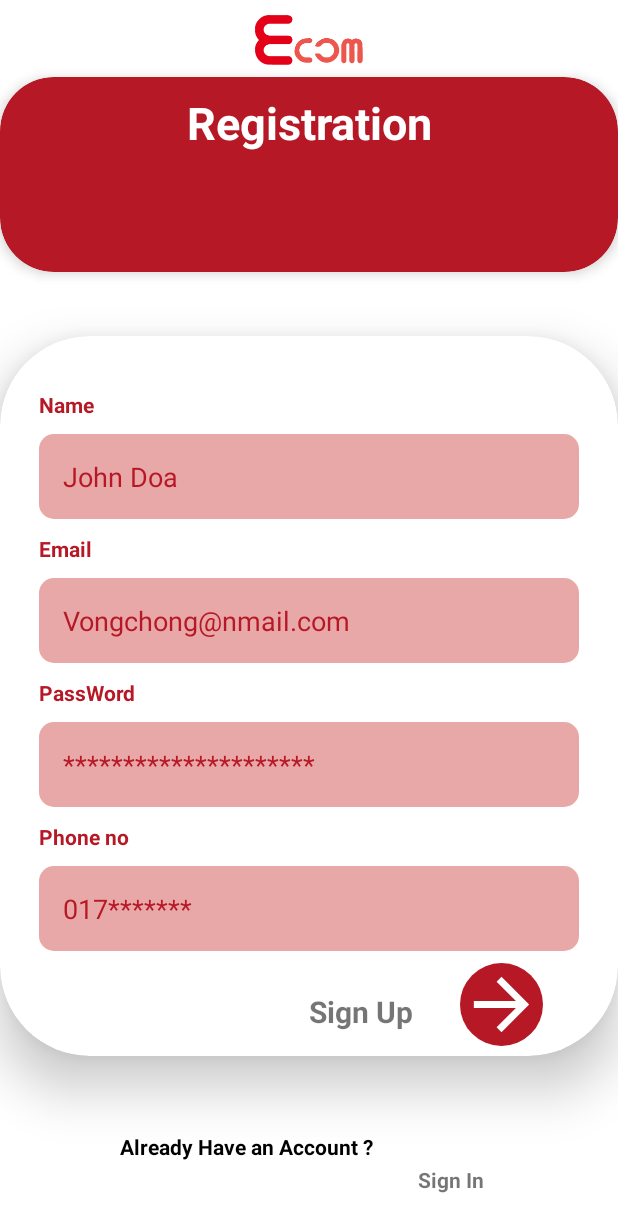
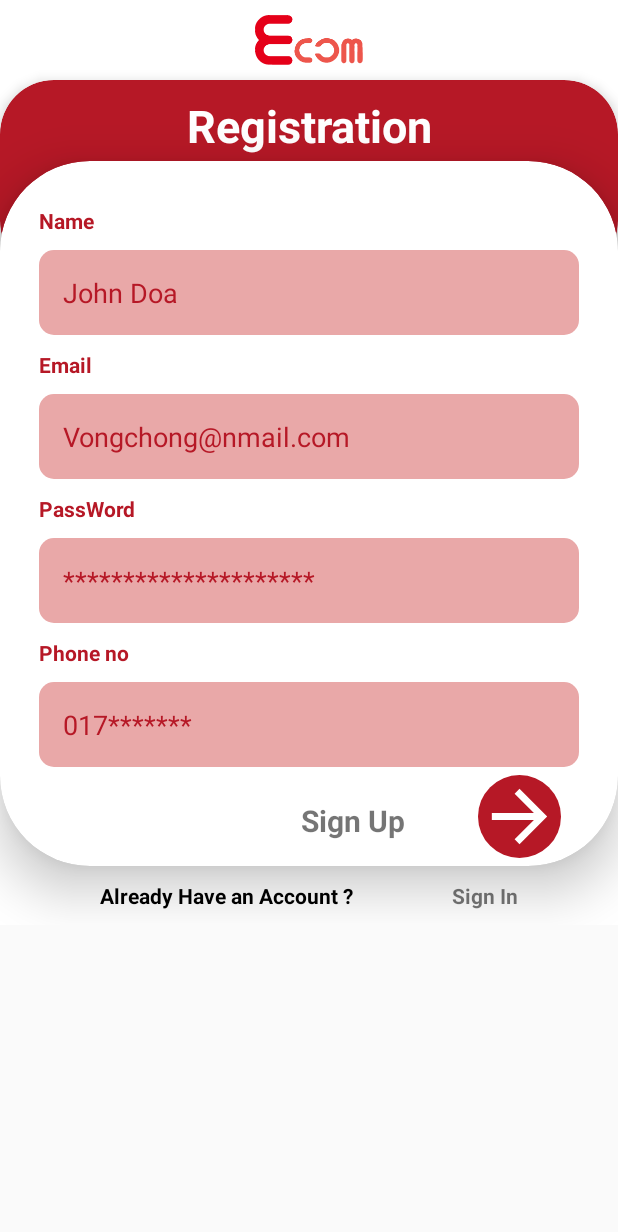
Before and after one commit to tanvir1111/Ecom-1, an Android app: the Registration screen opened directly, with no data from a screen before it, on a phone screen of 412 x 824 dp. Shown: the top 1232 px of the screen. Run offline under Robolectric (Android 15) with nearby library versions, the phone set to English and light mode, and no system bars.

Commit message:
Reg XML for all device responsive

```diff
--- a/Ecom App/app/src/main/res/layout/activity_registration.xml
+++ b/Ecom App/app/src/main/res/layout/activity_registration.xml
@@ -1,12 +1,14 @@
 <?xml version="1.0" encoding="utf-8"?>
+<ScrollView    xmlns:android="http://schemas.android.com/apk/res/android"
+    xmlns:app="http://schemas.android.com/apk/res-auto"
+    xmlns:tools="http://schemas.android.com/tools" tools:context=".Registration" android:layout_height="wrap_content"
+ android:layout_width="match_parent">
+
     <androidx.constraintlayout.widget.ConstraintLayout
-    xmlns:android="http://schemas.android.com/apk/res/android"
-    xmlns:app="http://schemas.android.com/apk/res-auto"
-    xmlns:tools="http://schemas.android.com/tools"
+
         android:layout_width="match_parent"
         android:layout_height="match_parent"
-    android:background="#ffffff"
-    tools:context=".Registration">
+        android:background="#ffffff">
 
         <ImageView
             android:id="@+id/imageView2"
@@ -24,15 +26,16 @@
             android:layout_width="match_parent"
             android:layout_height="130dp"
 
-        android:layout_marginTop="8dp"
+            android:layout_marginTop="10dp"
             android:elevation="6sp"
             app:cardBackgroundColor="@color/colorPrimaryDark"
             app:cardCornerRadius="36dp"
             app:cardElevation="5dp"
-        app:layout_constraintEnd_toEndOf="parent"
-        app:layout_constraintHorizontal_bias="0.0"
-        app:layout_constraintStart_toStartOf="parent"
-        app:layout_constraintTop_toBottomOf="@+id/imageView2">
+            app:layout_constraintBottom_toTopOf="@+id/guideline"
+            app:layout_constraintEnd_toEndOf="@+id/imageView2"
+            app:layout_constraintStart_toStartOf="@+id/imageView2"
+            app:layout_constraintTop_toBottomOf="@+id/imageView2"
+            app:layout_constraintVertical_bias="0.0">
 
             <TextView
                 android:layout_width="match_parent"
@@ -47,29 +50,33 @@
 
         </androidx.cardview.widget.CardView>
 
+        <android.support.constraint.Guideline
+            android:id="@+id/guideline"
+            android:layout_width="0dp"
+            android:layout_height="0dp"
+            android:orientation="horizontal"
+            app:layout_constraintGuide_begin="342dp" />
+
         <androidx.cardview.widget.CardView
-
             android:id="@+id/cardView2"
             android:layout_width="match_parent"
-        android:layout_height="480dp"
-        android:layout_marginBottom="10dp"
+            android:layout_height="wrap_content"
             android:elevation="22sp"
-        android:padding="25dp"
+
             app:cardBackgroundColor="@color/textColor"
             app:cardCornerRadius="60dp"
             app:cardElevation="20dp"
-        app:layout_constraintBottom_toBottomOf="parent"
-        app:layout_constraintEnd_toEndOf="parent"
-        app:layout_constraintHorizontal_bias="0.52"
-        app:layout_constraintStart_toStartOf="parent"
-        app:layout_constraintTop_toTopOf="parent"
-        app:layout_constraintVertical_bias="0.66999996">
+
+
+            app:layout_constraintBottom_toTopOf="@+id/guideline"
+            app:layout_constraintTop_toTopOf="@+id/guideline">
 
             <androidx.constraintlayout.widget.ConstraintLayout
                 android:layout_width="match_parent"
                 android:layout_height="match_parent"
                 android:paddingLeft="26dp"
-            android:paddingTop="36dp"
+                android:paddingTop="30dp"
+
                 android:paddingRight="26dp">
 
                 <TextView
@@ -95,9 +102,9 @@
                     android:hint="John Doa"
                     android:padding="16dp"
                     android:textColorHint="@color/colorPrimaryDark"
-                app:layout_constraintEnd_toEndOf="parent"
+                    app:layout_constraintEnd_toEndOf="@+id/textView"
                     app:layout_constraintHorizontal_bias="0.509"
-                app:layout_constraintStart_toStartOf="parent"
+                    app:layout_constraintStart_toStartOf="@+id/textView"
                     app:layout_constraintTop_toBottomOf="@+id/textView" />
 
                 <TextView
@@ -109,10 +116,11 @@
                     android:textColor="@color/colorPrimaryDark"
                     android:textSize="14sp"
                     android:textStyle="bold"
-                app:layout_constraintEnd_toEndOf="parent"
+                    app:layout_constraintEnd_toEndOf="@+id/name"
                     app:layout_constraintHorizontal_bias="0.509"
-                app:layout_constraintStart_toStartOf="parent"
+                    app:layout_constraintStart_toStartOf="@+id/name"
                     app:layout_constraintTop_toBottomOf="@+id/name" />
+
 
                 <EditText
                     android:id="@+id/emailId"
@@ -124,12 +132,10 @@
                     android:padding="16dp"
                     android:textColorHint="@color/colorPrimaryDark"
                     app:layout_constraintBottom_toBottomOf="parent"
-                app:layout_constraintEnd_toEndOf="parent"
-                app:layout_constraintHorizontal_bias="0.313"
-                app:layout_constraintStart_toStartOf="parent"
+                    app:layout_constraintEnd_toEndOf="@+id/email"
+                    app:layout_constraintStart_toStartOf="@+id/email"
                     app:layout_constraintTop_toBottomOf="@+id/email"
                     app:layout_constraintVertical_bias="0.0" />
-
 
                 <TextView
                     android:id="@+id/password"
@@ -140,10 +146,11 @@
                     android:textColor="@color/colorPrimaryDark"
                     android:textSize="14sp"
                     android:textStyle="bold"
-                app:layout_constraintEnd_toEndOf="parent"
+                    app:layout_constraintEnd_toEndOf="@+id/emailId"
                     app:layout_constraintHorizontal_bias="0.49"
-                app:layout_constraintStart_toStartOf="parent"
+                    app:layout_constraintStart_toStartOf="@+id/emailId"
                     app:layout_constraintTop_toBottomOf="@+id/emailId" />
+
 
                 <EditText
                     android:id="@+id/passwordId"
@@ -156,12 +163,11 @@
                     android:padding="16dp"
                     android:textColorHint="@color/colorPrimaryDark"
                     app:layout_constraintBottom_toBottomOf="parent"
-                app:layout_constraintEnd_toEndOf="parent"
-                app:layout_constraintHorizontal_bias="0.49"
-                app:layout_constraintStart_toStartOf="parent"
+                    app:layout_constraintEnd_toEndOf="@+id/password"
+                    app:layout_constraintHorizontal_bias="0.0"
+                    app:layout_constraintStart_toStartOf="@+id/password"
                     app:layout_constraintTop_toBottomOf="@+id/password"
                     app:layout_constraintVertical_bias="0.0" />
-
 
                 <TextView
                     android:id="@+id/phone"
@@ -172,9 +178,9 @@
                     android:textColor="@color/colorPrimaryDark"
                     android:textSize="14sp"
                     android:textStyle="bold"
-                app:layout_constraintEnd_toEndOf="parent"
+                    app:layout_constraintEnd_toEndOf="@+id/passwordId"
                     app:layout_constraintHorizontal_bias="0.509"
-                app:layout_constraintStart_toStartOf="parent"
+                    app:layout_constraintStart_toStartOf="@+id/passwordId"
                     app:layout_constraintTop_toBottomOf="@+id/passwordId" />
 
                 <EditText
@@ -188,9 +194,9 @@
                     android:padding="16dp"
                     android:textColorHint="@color/colorPrimaryDark"
                     app:layout_constraintBottom_toBottomOf="parent"
-                app:layout_constraintEnd_toEndOf="parent"
+                    app:layout_constraintEnd_toEndOf="@+id/phone"
                     app:layout_constraintHorizontal_bias="0.49"
-                app:layout_constraintStart_toStartOf="parent"
+                    app:layout_constraintStart_toStartOf="@+id/phone"
                     app:layout_constraintTop_toBottomOf="@+id/phone"
                     app:layout_constraintVertical_bias="0.0" />
 
@@ -199,25 +205,29 @@
                     android:id="@+id/textView2"
                     android:layout_width="wrap_content"
                     android:layout_height="wrap_content"
-                android:layout_marginStart="148dp"
+                    android:layout_marginBottom="5dp"
                     android:text="Sign Up"
                     android:textSize="20sp"
                     android:textStyle="bold"
                     app:layout_constraintBottom_toBottomOf="parent"
-                app:layout_constraintEnd_toStartOf="@+id/signbtn"
-                app:layout_constraintStart_toStartOf="parent"
+                    app:layout_constraintEnd_toEndOf="@+id/phoneId"
+                    app:layout_constraintHorizontal_bias="0.602"
+                    app:layout_constraintStart_toStartOf="@+id/phoneId"
                     app:layout_constraintTop_toBottomOf="@+id/phoneId"
-                app:layout_constraintVertical_bias="0.619" />
+                    app:layout_constraintVertical_bias="0.666" />
 
                 <ImageView
                     android:id="@+id/signbtn"
                     android:layout_width="wrap_content"
                     android:layout_height="wrap_content"
-                android:layout_marginTop="8dp"
-                android:layout_marginEnd="24dp"
+                    android:layout_marginTop="5dp"
+                    android:layout_marginBottom="5dp"
                     android:background="@drawable/signup_round_shape"
                     android:src="@drawable/ic_arrow_forward_black_24dp"
-                app:layout_constraintEnd_toEndOf="parent"
+                    app:layout_constraintBottom_toBottomOf="parent"
+                    app:layout_constraintEnd_toEndOf="@+id/phoneId"
+                    app:layout_constraintHorizontal_bias="0.8"
+                    app:layout_constraintStart_toEndOf="@+id/textView2"
                     app:layout_constraintTop_toBottomOf="@+id/phoneId" />
 
 
@@ -226,31 +236,36 @@
 
         </androidx.cardview.widget.CardView>
 
-
         <TextView
             android:id="@+id/textView3"
             android:layout_width="wrap_content"
             android:layout_height="wrap_content"
-        android:layout_marginStart="80dp"
-        android:text="Already Have an Account ?  "
+            android:layout_marginTop="10dp"
 
+            android:layout_marginBottom="10dp"
+            android:text="@string/already_have_an_account"
             android:textColor="@color/textColorDark"
             android:textStyle="bold"
             app:layout_constraintBottom_toBottomOf="parent"
-        app:layout_constraintStart_toStartOf="parent"
-        app:layout_constraintTop_toBottomOf="@+id/cardView2" />
+            app:layout_constraintEnd_toEndOf="parent"
+            app:layout_constraintEnd_toStartOf="@+id/textView4"
+            app:layout_constraintHorizontal_bias="0.0"
+            app:layout_constraintStart_toStartOf="@+id/cardView2"
+            app:layout_constraintTop_toBottomOf="@+id/cardView2"
+            app:layout_constraintVertical_bias="0.0" />
 
         <TextView
+            android:id="@+id/textView4"
             android:layout_width="wrap_content"
             android:layout_height="wrap_content"
+
             android:text="Sign In"
             android:textStyle="bold"
-
-        app:layout_constraintBottom_toBottomOf="parent"
+            app:layout_constraintBottom_toBottomOf="@+id/textView3"
             app:layout_constraintEnd_toEndOf="parent"
             app:layout_constraintHorizontal_bias="0.21"
             app:layout_constraintStart_toEndOf="@+id/textView3"
-        app:layout_constraintTop_toBottomOf="@+id/cardView2"
-        app:layout_constraintVertical_bias="0.724" />
+            app:layout_constraintTop_toTopOf="@+id/textView3"
+            app:layout_constraintVertical_bias="0.0" />
 
-</androidx.constraintlayout.widget.ConstraintLayout>
+    </androidx.constraintlayout.widget.ConstraintLayout></ScrollView>
--- a/Ecom App/app/src/main/res/values/strings.xml
+++ b/Ecom App/app/src/main/res/values/strings.xml
@@ -1,4 +1,5 @@
 <resources>
     <string name="app_name">Ecom</string>
     <string name="password">PassWord</string>
+    <string name="already_have_an_account">Already Have an Account ?</string>
 </resources>
```
Lines whose indentation alone changed are shown as unchanged.
